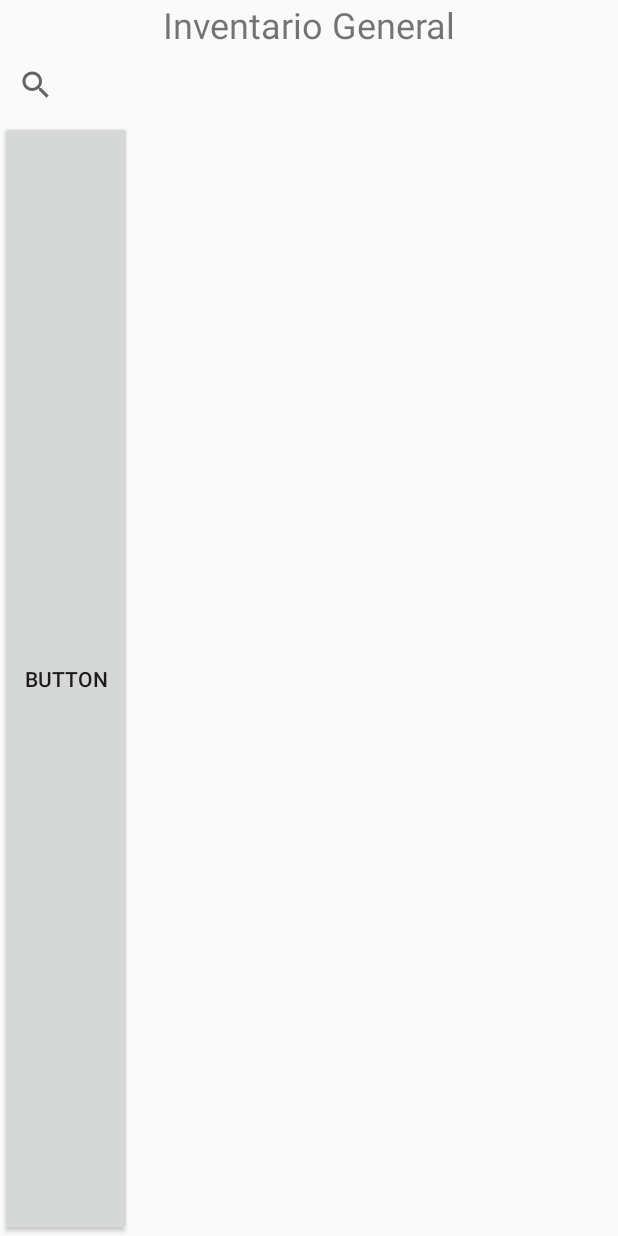
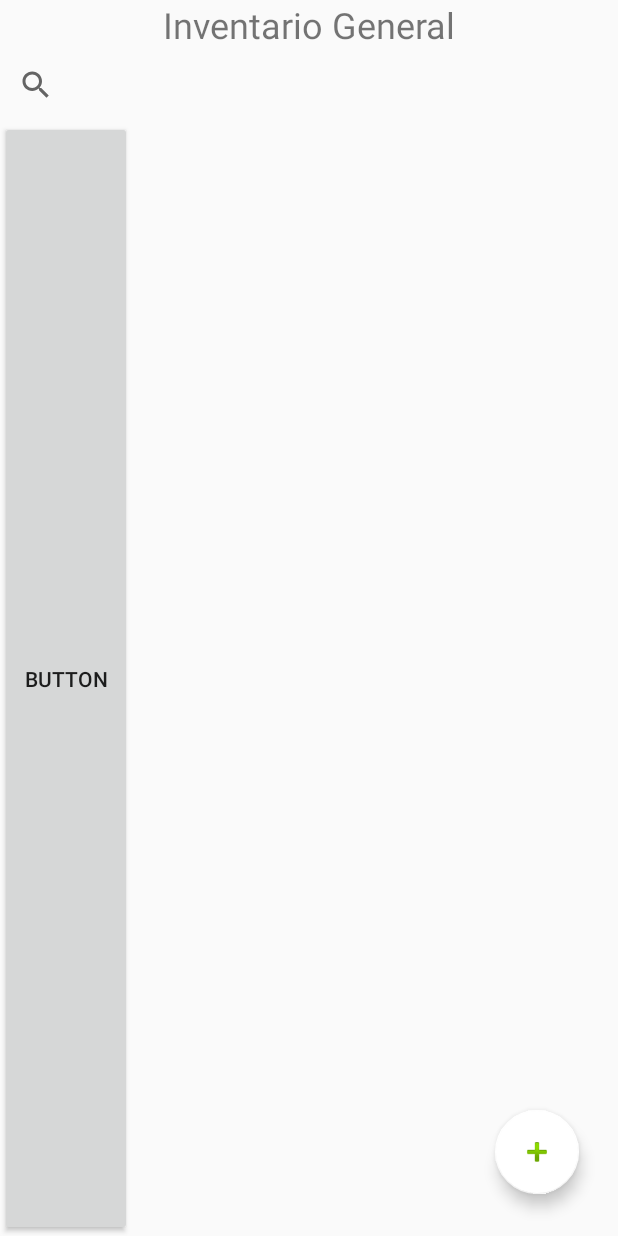
Before and after one commit to Moringos7/Acampa, an Android app: the layout f_inventario.xml on its own in the app's theme, with its tools: preview values and no code run, on a phone screen of 412 x 824 dp. Run offline under Robolectric (Android 15) with nearby library versions, the phone set to English and light mode, and no system bars; network calls fail.

Commit message:
Se agrega de nuevo los iconos faltantes y boton flotante agregar

```diff
--- a/Android/Proyecto_Interfaces/app/src/main/res/layout/activity_inicio.xml
+++ b/Android/Proyecto_Interfaces/app/src/main/res/layout/activity_inicio.xml
@@ -44,6 +44,7 @@
                 android:layout_width="match_parent"
                 android:layout_height="81dp"
                 android:visibility="visible"
+                android:src="@drawable/logo"
                 app:srcCompat="@drawable/common_google_signin_btn_icon_dark" />
 
             <android.support.design.widget.TextInputLayout
--- a/Android/Proyecto_Interfaces/app/src/main/res/layout/activity_splash.xml
+++ b/Android/Proyecto_Interfaces/app/src/main/res/layout/activity_splash.xml
@@ -13,7 +13,7 @@
             android:paddingRight="5dp"
             android:layout_width="wrap_content"
             android:layout_height="wrap_content"
-            android:src="@drawable/logoapp"
+            android:src="@drawable/logo"
             android:id="@+id/ivSplash"
             android:layout_centerVertical="true"
             android:layout_centerHorizontal="true"/>
--- a/Android/Proyecto_Interfaces/app/src/main/res/layout/f_inventario.xml
+++ b/Android/Proyecto_Interfaces/app/src/main/res/layout/f_inventario.xml
@@ -2,6 +2,7 @@
     xmlns:tools="http://schemas.android.com/tools"
     android:layout_width="match_parent"
     android:layout_height="match_parent"
+    xmlns:app="http://schemas.android.com/apk/res-auto"
     tools:context="com.rogzart.proyecto_interfaces.FragmentosBarra.Fragmento01">
 
     <!-- TODO: Update blank fragment layout -->
@@ -37,6 +38,17 @@
             android:layout_height="match_parent"
             android:text="Button" />
     </LinearLayout>
+    <android.support.design.widget.FloatingActionButton
+        android:id="@+id/Fnuevo"
+        android:layout_width="match_parent"
+        android:layout_height="wrap_content"
+        android:layout_alignParentBottom="true"
+        android:layout_alignParentEnd="true"
+        android:layout_marginBottom="28dp"
+        android:layout_marginEnd="26dp"
+        android:clickable="true"
+        android:src="@android:drawable/ic_input_add"
+        app:backgroundTint="?attr/colorBackgroundFloating" />
 
 
 
```
Also changed, not shown: Android/Proyecto_Interfaces/app/src/main/java/com/rogzart/proyecto_interfaces/FragmentosBarra/Inventario/Inventario.java (+10 -0 lines), Android/Proyecto_Interfaces/app/src/main/res/drawable/logo.PNG (added), Android/Proyecto_Interfaces/app/src/main/res/drawable/logoapp.PNG (deleted).
